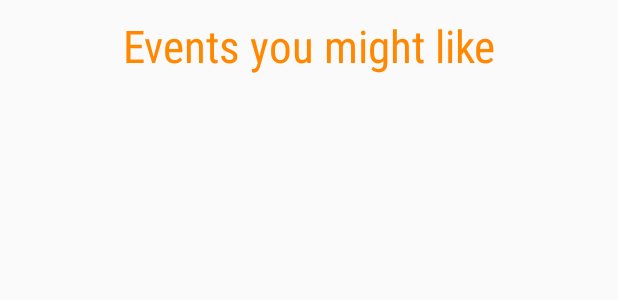
After one commit to DavyShaw/Matchmaker, an Android app: the layout activity_results.xml on its own in the app's theme, with its tools: preview values and no code run, on a phone screen of 412 x 824 dp. The commit adds this screen. Shown: the top 300 px of the screen. Run offline under Robolectric (Android 15) with nearby library versions, the phone set to English and light mode, and no system bars.

Commit message:
adding search results page

```diff
--- a/MatchMaker/app/src/main/java/com/matchmaker/matchmaker/MatchPreferencesActivity.java
+++ b/MatchMaker/app/src/main/java/com/matchmaker/matchmaker/MatchPreferencesActivity.java
@@ -108,9 +108,11 @@ public class MatchPreferencesActivity extends AppCompatActivity {
         System.out.println(userTimeChoice);
         // Connect to next activity in the sequence
         // TODO: Link correctly to Cara's Activity of options for matches
+        //Intent intent = new Intent(this, SearchResults.class);
+        //startActivity(intent);
         // Intent intent = new Intent(this, CarasLovelyActivity.class);
+        //Intent intent = new Intent(this, SearchResults.class);
         // send the above info to the intent OR send the result of the server query?
         // where to do server query?
-        // startActivity(intent);
     }
 }
--- /dev/null
+++ b/MatchMaker/app/src/main/res/layout/activity_results.xml
@@ -0,0 +1,43 @@
+<?xml version="1.0" encoding="utf-8"?>
+<android.support.constraint.ConstraintLayout xmlns:android="http://schemas.android.com/apk/res/android"
+xmlns:app="http://schemas.android.com/apk/res-auto"
+xmlns:tools="http://schemas.android.com/tools"
+android:layout_width="match_parent"
+android:layout_height="match_parent"
+tools:context="com.matchmaker.matchmaker.SearchResults">
+
+<TextView
+    android:id="@+id/resultListHeading"
+    android:layout_width="0dp"
+    android:layout_height="48dp"
+    android:layout_marginTop="10dp"
+    android:fontFamily="sans-serif-condensed"
+    android:lineSpacingExtra="8sp"
+    android:text="@string/searchResultsHeader"
+    android:textAlignment="center"
+    android:textColor="@android:color/holo_orange_dark"
+    android:textSize="30sp"
+    app:layout_constraintHorizontal_bias="0.0"
+    app:layout_constraintLeft_toLeftOf="parent"
+    app:layout_constraintRight_toRightOf="parent"
+    app:layout_constraintTop_toTopOf="parent"
+    tools:text="@string/searchResultsHeader" />
+
+<ListView
+    android:id="@+id/resultsListView"
+    android:layout_width="384dp"
+    android:layout_height="wrap_content"
+    android:layout_marginBottom="8dp"
+    android:layout_marginLeft="32dp"
+    android:layout_marginRight="32dp"
+    android:layout_marginTop="8dp"
+    android:background="@android:color/holo_blue_light"
+    app:layout_constraintBottom_toBottomOf="parent"
+    app:layout_constraintLeft_toLeftOf="parent"
+    app:layout_constraintRight_toRightOf="parent"
+    app:layout_constraintTop_toBottomOf="@+id/resultListHeading"
+    app:layout_constraintVertical_bias="0.121"
+    android:layout_marginStart="32dp"
+    android:layout_marginEnd="32dp" />
+
+</android.support.constraint.ConstraintLayout>
```
Also changed, not shown: MatchMaker/app/src/main/java/com/matchmaker/matchmaker/SearchResults.java (added, +21 -0 lines), MatchMaker/app/src/main/res/values/strings.xml (+17 -0 lines).
